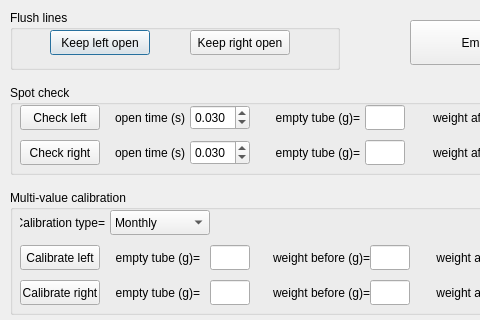
First picture: the form in src/foraging_gui/Calibration.ui, repository AllenNeuralDynamics/dynamic-foraging-task, before the edit; both pictures show x 0 to 480 and y 0 to 320 of the 690 by 740 pixel window.
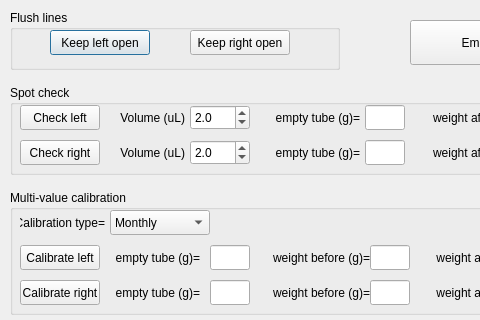
Second picture: the form after the edit.

What changed in the file:
```diff
--- a/src/foraging_gui/Calibration.ui
+++ b/src/foraging_gui/Calibration.ui
@@ -248,7 +248,7 @@
                 </rect>
             </property>
             <property name="text">
-                <string>open time (s)</string>
+                <string>Volume (uL)</string>
             </property>
             <property name="textFormat">
                 <enum>Qt::AutoText</enum>
@@ -267,7 +267,7 @@
                 </rect>
             </property>
             <property name="text">
-                <string>open time (s)</string>
+                <string>Volume (uL)</string>
             </property>
             <property name="textFormat">
                 <enum>Qt::AutoText</enum>
@@ -286,13 +286,13 @@
                 </rect>
             </property>
             <property name="decimals">
-                <number>3</number>
+                <number>1</number>
             </property>
             <property name="singleStep">
                 <double>0.005000000000000</double>
             </property>
             <property name="value">
-                <double>0.030000000000000</double>
+                <double>2.0</double>
             </property>
         </widget>
         <widget class="QDoubleSpinBox" name="SpotRightOpenTime">
@@ -305,13 +305,13 @@
                 </rect>
             </property>
             <property name="decimals">
-                <number>3</number>
+                <number>1</number>
             </property>
             <property name="singleStep">
                 <double>0.005000000000000</double>
             </property>
             <property name="value">
-                <double>0.030000000000000</double>
+                <double>2.0</double>
             </property>
         </widget>
         <widget class="QLabel" name="SpotCheckPreWeightLeftLabel">
```
Left out of the diff: 4 changed lines with no effect on the pictures.
